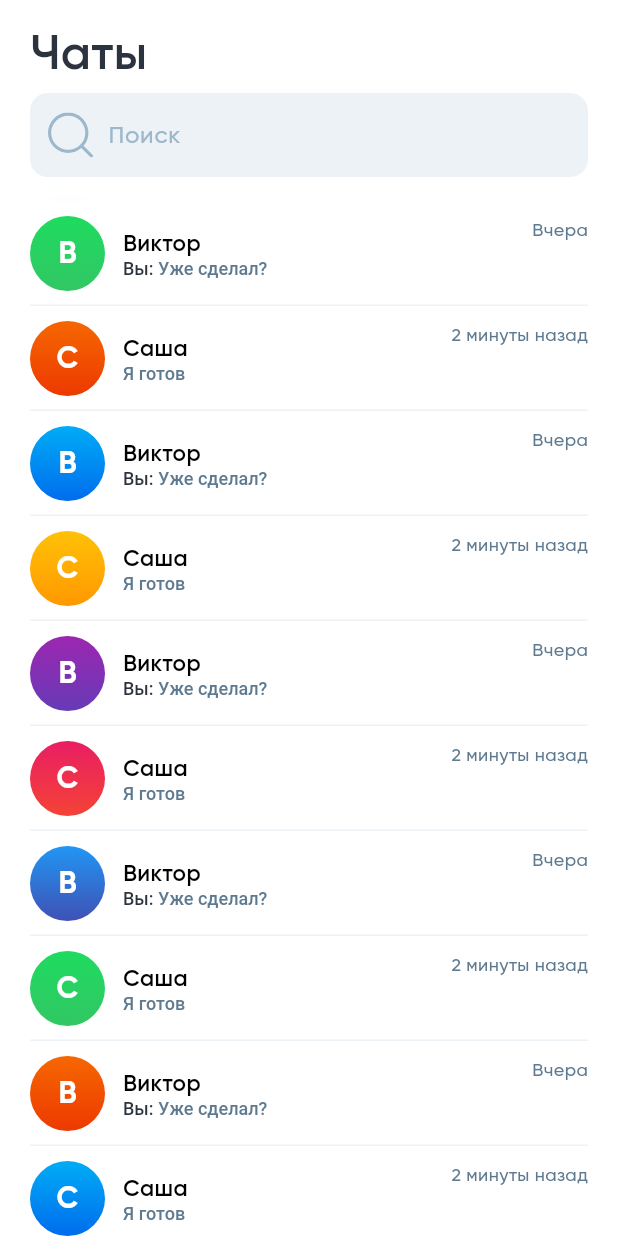
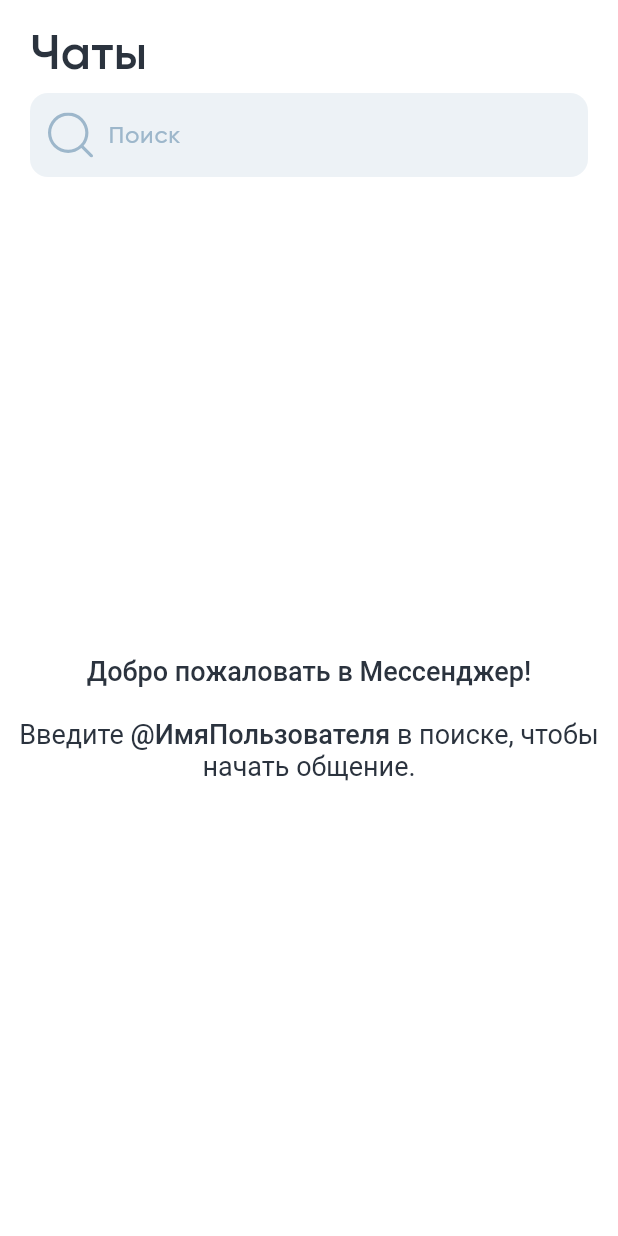
Before and after one commit to Zensonaton/mozz, a Flutter app: the HomeRoute screen opened by its route, on a phone screen of 412 x 824 dp. Run offline on Flutter 3.47's test engine with Material 3 defaults, Android fonts, the phone set to English and light mode, and no system bars; our stand-ins replace dio, flutter_hooks, flutter_svg, gap, go_router, hooks_riverpod and 2 more; accounts and stored records are empty; generated files the repository leaves out were written again; network calls fail.

Commit message:
Использование правильного цвета для Header'а. Надпись "добро пожаловать в мессенджер!" при отсутствии диалогов на главном экране.

```diff
--- a/lib/routes/auth.dart
+++ b/lib/routes/auth.dart
@@ -67,6 +67,7 @@ class AuthRoute extends HookWidget {
                   style: TextStyle(
                     fontSize: 32,
                     fontWeight: FontWeight.w600,
+                    color: Color(0xFF2B333E),
                   ),
                 ),
                 const Gap(4),
--- a/lib/routes/auth/login.dart
+++ b/lib/routes/auth/login.dart
@@ -70,9 +70,10 @@ class AuthLoginRoute extends HookConsumerWidget {
                 overflow: TextOverflow.ellipsis,
                 maxLines: 2,
                 text: TextSpan(
-                  style: TextStyle(
+                  style: const TextStyle(
                     fontSize: 32,
-                    color: Theme.of(context).colorScheme.onSurface,
+                    fontWeight: FontWeight.w600,
+                    color: Color(0xFF2B333E),
                   ),
                   children: [
                     const TextSpan(
--- a/lib/routes/auth/register.dart
+++ b/lib/routes/auth/register.dart
@@ -70,9 +70,10 @@ class AuthRegisterRoute extends HookConsumerWidget {
                   overflow: TextOverflow.ellipsis,
                   maxLines: 2,
                   text: TextSpan(
-                    style: TextStyle(
+                    style: const TextStyle(
                       fontSize: 32,
-                      color: Theme.of(context).colorScheme.onSurface,
+                      fontWeight: FontWeight.w600,
+                      color: Color(0xFF2B333E),
                     ),
                     children: [
                       const TextSpan(
--- a/lib/routes/home.dart
+++ b/lib/routes/home.dart
@@ -41,6 +41,7 @@ class _SliverHeaderDelegate extends SliverPersistentHeaderDelegate {
                       style: TextStyle(
                         fontSize: 32,
                         fontWeight: FontWeight.w600,
+                        color: Color(0xFF2B333E),
                       ),
                     ),
                     const Gap(4),
@@ -105,6 +106,39 @@ class HomeRoute extends ConsumerWidget {
               floating: true,
               delegate: _SliverHeaderDelegate(),
             ),
+            SliverFillRemaining(
+              child: Center(
+                child: RichText(
+                  textAlign: TextAlign.center,
+                  text: const TextSpan(
+                    style: TextStyle(
+                      fontSize: 18,
+                      color: Color(0xFF2B333E),
+                    ),
+                    children: [
+                      TextSpan(
+                        text: "Добро пожаловать в Мессенджер!\n\n",
+                        style: TextStyle(
+                          fontWeight: FontWeight.w500,
+                        ),
+                      ),
+                      TextSpan(
+                        text: "Введите ",
+                      ),
+                      TextSpan(
+                        text: "@ИмяПользователя ",
+                        style: TextStyle(
+                          fontWeight: FontWeight.w500,
+                        ),
+                      ),
+                      TextSpan(
+                        text: "в поиске, чтобы начать общение.",
+                      ),
+                    ],
+                  ),
+                ),
+              ),
+            ),
             SliverList.separated(
               itemCount: 100,
               itemBuilder: (BuildContext context, int index) {
```
